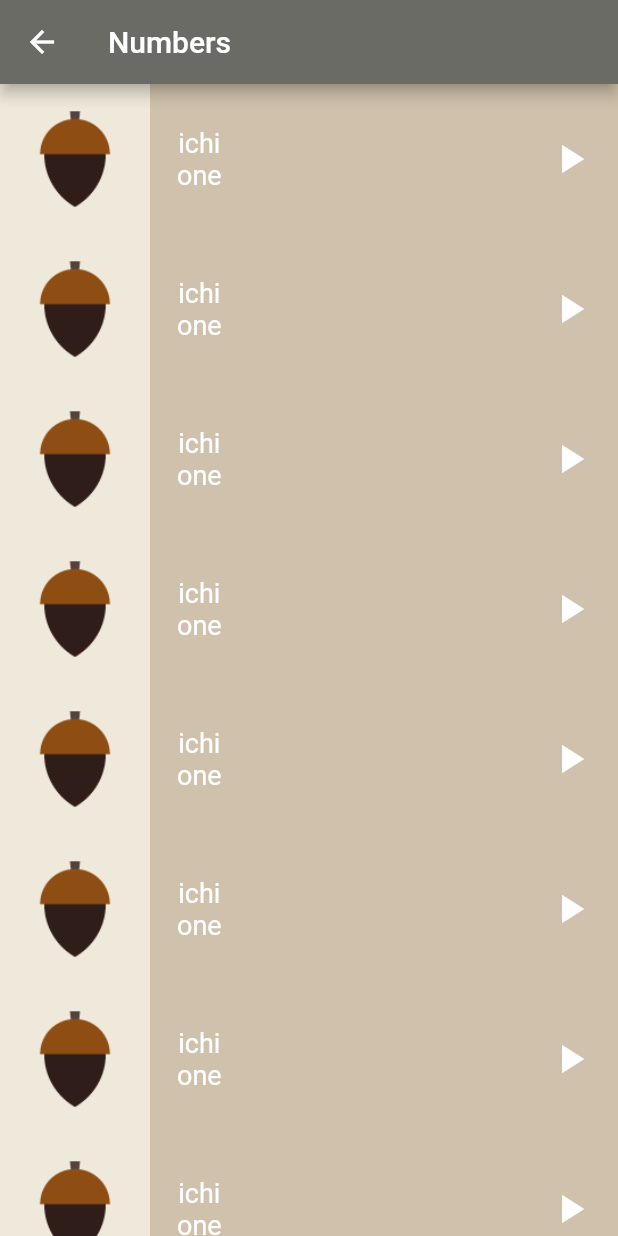
After one commit to MohamedFouad99/language_app, a Flutter app: the screen it shows after launch, after a tap on "Numbers..", on a phone screen of 412 x 824 dp. The commit adds this screen. Run offline on Flutter 3.47's test engine with Material 2 defaults, Android fonts, the phone set to English and light mode, and no system bars.

Commit message:
#ui_numbers_screen

```diff
--- a/lib/components/category_item.dart
+++ b/lib/components/category_item.dart
@@ -1,25 +1,32 @@
+// ignore_for_file: public_member_api_docs, sort_constructors_first, use_key_in_widget_constructors, must_be_immutable
 import 'package:flutter/material.dart';
 
 class cardDesign extends StatelessWidget {
   String text;
   Color color;
+  //VoidCallback onTap;
+  Function() onTap;
   cardDesign({
     required this.text,
     required this.color,
+    required this.onTap,
   });
 
   @override
   Widget build(BuildContext context) {
-    return Container(
-      decoration:
-          BoxDecoration(color: color, borderRadius: BorderRadius.circular(29)),
+    return InkWell(
+      onTap: onTap,
+      child: Container(
+        decoration: BoxDecoration(
+            color: color, borderRadius: BorderRadius.circular(29)),
         height: 65,
         width: MediaQuery.of(context).size.width * .9,
         child: Center(
           child: Text(
             text,
-          style: TextStyle(
+            style: const TextStyle(
                 color: Colors.white, fontSize: 20, fontWeight: FontWeight.bold),
+          ),
         ),
       ),
     );
--- /dev/null
+++ b/lib/components/item.dart
@@ -0,0 +1,48 @@
+import 'package:flutter/material.dart';
+import 'package:flutter/src/widgets/container.dart';
+import 'package:flutter/src/widgets/framework.dart';
+import 'package:language_app/model/number.dart';
+
+class Item extends StatelessWidget {
+  final Number number;
+  const Item({super.key, required this.number});
+
+  @override
+  Widget build(BuildContext context) {
+    return Container(
+      color: const Color(0xFFCFC1AB),
+      height: 100,
+      child: Row(
+        children: [
+          Container(
+              color: const Color(0xFFEFE9DB), child: Image.asset(number.image)),
+          Padding(
+            padding: const EdgeInsets.only(left: 18),
+            child: Column(
+              mainAxisAlignment: MainAxisAlignment.center,
+              children: [
+                Text(
+                  number.jpNumber,
+                  style: const TextStyle(color: Colors.white, fontSize: 18),
+                ),
+                Text(number.enNumber,
+                    style: const TextStyle(color: Colors.white, fontSize: 18)),
+              ],
+            ),
+          ),
+          const Spacer(
+            flex: 1,
+          ),
+          const Padding(
+            padding: EdgeInsets.only(right: 16),
+            child: Icon(
+              Icons.play_arrow,
+              color: Colors.white,
+              size: 32,
+            ),
+          )
+        ],
+      ),
+    );
+  }
+}
--- /dev/null
+++ b/lib/model/number.dart
@@ -0,0 +1,10 @@
+class Number {
+  final String image;
+  final String jpNumber;
+  final String enNumber;
+  const Number({
+    required this.image,
+    required this.jpNumber,
+    required this.enNumber,
+  });
+}
--- a/lib/screens/home_screen.dart
+++ b/lib/screens/home_screen.dart
@@ -1,5 +1,6 @@
-// ignore_for_file: public_member_api_docs, sort_constructors_first, use_key_in_widget_constructors, must_be_immutable, camel_case_types
+// ignore_for_file: public_member_api_docs, sort_constructors_first, use_key_in_widget_constructors, must_be_immutable, camel_case_types, prefer_const_constructors
 import 'package:flutter/material.dart';
+import 'package:language_app/screens/number_screen.dart';
 
 import '../components/category_item.dart';
 
@@ -21,6 +22,12 @@ class HomeScreen extends StatelessWidget {
               height: 20,
             ),
             cardDesign(
+              onTap: () {
+                Navigator.of(context)
+                    .push(MaterialPageRoute(builder: ((context) {
+                  return NumberScreen();
+                })));
+              },
               color: const Color(0xFFB9B0B2),
               text: 'Numbers..',
             ),
@@ -28,6 +35,7 @@ class HomeScreen extends StatelessWidget {
               height: 20,
             ),
             cardDesign(
+              onTap: () {},
               color: const Color(0xFF929AA2),
               text: 'Family Members..',
             ),
@@ -35,6 +43,7 @@ class HomeScreen extends StatelessWidget {
               height: 20,
             ),
             cardDesign(
+              onTap: () {},
               color: const Color(0xFF3A5154),
               text: 'Colors..',
             ),
@@ -42,6 +51,7 @@ class HomeScreen extends StatelessWidget {
               height: 20,
             ),
             cardDesign(
+              onTap: () {},
               color: const Color(0xFF1D2625),
               text: 'Phrases..',
             ),
--- /dev/null
+++ b/lib/screens/number_screen.dart
@@ -0,0 +1,47 @@
+// ignore_for_file: public_member_api_docs, sort_constructors_first
+import 'package:flutter/material.dart';
+import 'package:flutter/src/widgets/container.dart';
+import 'package:flutter/src/widgets/framework.dart';
+import 'package:language_app/components/item.dart';
+
+import '../model/number.dart';
+
+class NumberScreen extends StatelessWidget {
+  const NumberScreen({super.key});
+  final Number one = const Number(
+      image: 'assets/images/numbers/number_one.png',
+      jpNumber: 'ichi',
+      enNumber: 'one');
+  @override
+  Widget build(BuildContext context) {
+    return Scaffold(
+      appBar: AppBar(
+        backgroundColor: const Color(0xFF6A6B65),
+        title: Text('Numbers'),
+      ),
+      body: ListView(
+        children: [
+          Item(number: one),
+          Item(number: one),
+          Item(number: one),
+          Item(number: one),
+          Item(number: one),
+          Item(number: one),
+          Item(number: one),
+          Item(number: one),
+          Item(number: one),
+          Item(number: one),
+          Item(number: one),
+          Item(number: one),
+          Item(number: one),
+          Item(number: one),
+          Item(number: one),
+          Item(number: one),
+          Item(number: one),
+          Item(number: one),
+          Item(number: one),
+        ],
+      ),
+    );
+  }
+}
```
Also changed, not shown: pubspec.yaml (+5 -3 lines). Lines whose indentation alone changed are shown as unchanged.
